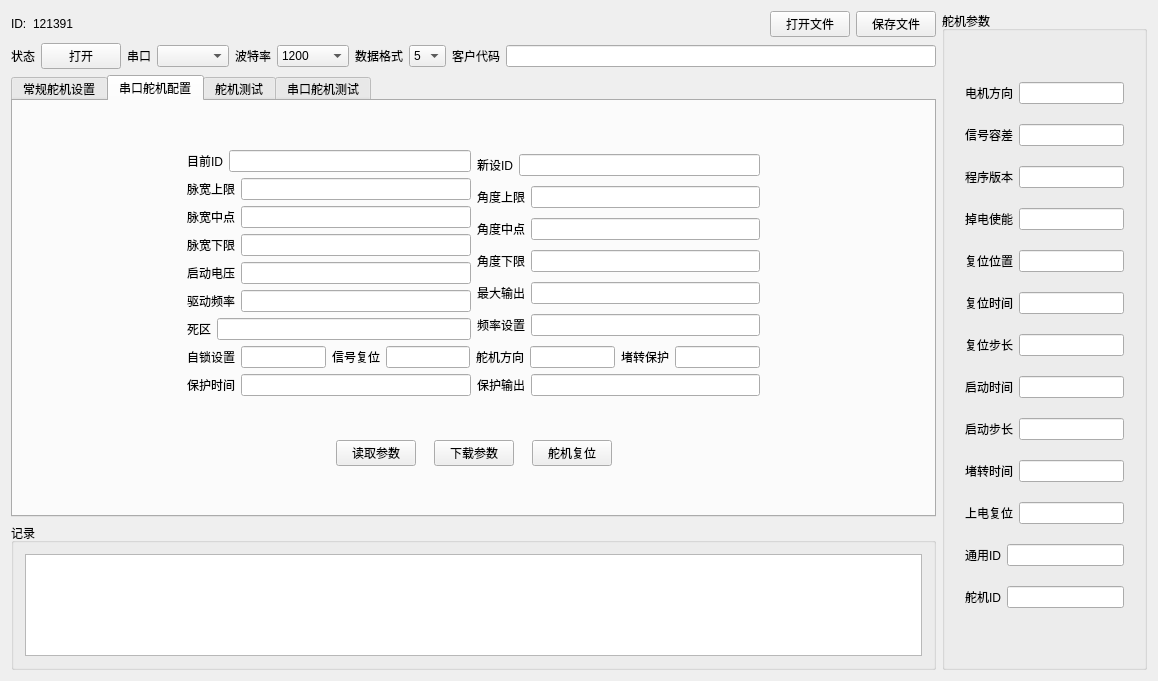
Qt form widget.ui (zhangzhuo520/QtSerail) before a commit.
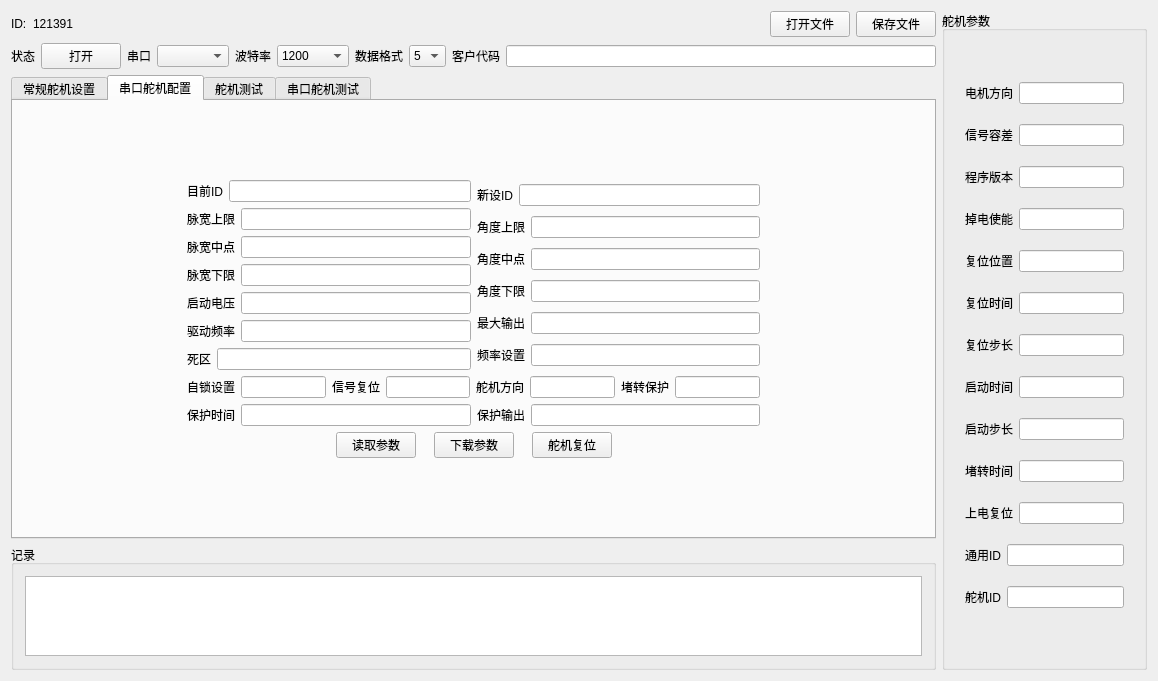
The same form after that commit. The open tabs and pages were chosen to show the change.

Diff of the .ui file:
```diff
--- a/widget.ui
+++ b/widget.ui
@@ -18,7 +18,7 @@
   </property>
   <layout class="QHBoxLayout" name="horizontalLayout_5" stretch="9,2">
    <item>
-    <layout class="QVBoxLayout" name="verticalLayout" stretch="1,1,15,5">
+    <layout class="QVBoxLayout" name="verticalLayout" stretch="1,1,0,5">
      <item>
       <layout class="QHBoxLayout" name="horizontalLayout">
        <item>
@@ -546,6 +546,8 @@
         <attribute name="title">
          <string>串口舵机配置</string>
         </attribute>
+        <layout class="QVBoxLayout" name="verticalLayout_21">
+         <item>
         <layout class="QVBoxLayout" name="verticalLayout_16" stretch="10,2">
          <item>
           <layout class="QHBoxLayout" name="horizontalLayout_39" stretch="2,7,2">
@@ -569,7 +571,7 @@
                <item>
                 <layout class="QVBoxLayout" name="verticalLayout_8">
                  <item>
-                  <layout class="QHBoxLayout" name="horizontalLayout_70">
+                    <layout class="QHBoxLayout" name="horizontalLayout_69">
                    <item>
                     <widget class="QLabel" name="label_69">
                      <property name="text">
@@ -583,86 +585,86 @@
                   </layout>
                  </item>
                  <item>
-                  <layout class="QHBoxLayout" name="horizontalLayout_51">
-                   <item>
-                    <widget class="QLabel" name="label_52">
-                     <property name="text">
-                      <string>脉宽上限</string>
-                     </property>
-                    </widget>
-                   </item>
-                   <item>
-                    <widget class="QLineEdit" name="lineEdit_23"/>
-                   </item>
-                  </layout>
-                 </item>
-                 <item>
-                  <layout class="QHBoxLayout" name="horizontalLayout_52">
+                    <layout class="QHBoxLayout" name="horizontalLayout_50">
                    <item>
                     <widget class="QLabel" name="label_53">
                      <property name="text">
-                      <string>脉宽中点</string>
+                        <string>脉宽上限</string>
                      </property>
                     </widget>
                    </item>
                    <item>
-                    <widget class="QLineEdit" name="lineEdit_24"/>
+                      <widget class="QLineEdit" name="pwTopEditS"/>
                    </item>
                   </layout>
                  </item>
                  <item>
-                  <layout class="QHBoxLayout" name="horizontalLayout_53">
+                    <layout class="QHBoxLayout" name="horizontalLayout_51">
                    <item>
                     <widget class="QLabel" name="label_54">
                      <property name="text">
-                      <string>脉宽下限</string>
+                        <string>脉宽中点</string>
                      </property>
                     </widget>
                    </item>
                    <item>
-                    <widget class="QLineEdit" name="lineEdit_25"/>
+                      <widget class="QLineEdit" name="pwMidEditS"/>
                    </item>
                   </layout>
                  </item>
                  <item>
-                  <layout class="QHBoxLayout" name="horizontalLayout_54">
+                    <layout class="QHBoxLayout" name="horizontalLayout_52">
                    <item>
                     <widget class="QLabel" name="label_55">
                      <property name="text">
-                      <string>启动电压</string>
+                        <string>脉宽下限</string>
                      </property>
                     </widget>
                    </item>
                    <item>
-                    <widget class="QLineEdit" name="lineEdit_26"/>
+                      <widget class="QLineEdit" name="pwBottomEditS"/>
                    </item>
                   </layout>
                  </item>
                  <item>
-                  <layout class="QHBoxLayout" name="horizontalLayout_55">
+                    <layout class="QHBoxLayout" name="horizontalLayout_53">
                    <item>
                     <widget class="QLabel" name="label_56">
                      <property name="text">
-                      <string>驱动频率</string>
+                        <string>启动电压</string>
                      </property>
                     </widget>
                    </item>
                    <item>
-                    <widget class="QLineEdit" name="lineEdit_27"/>
+                      <widget class="QLineEdit" name="startVEditS"/>
                    </item>
                   </layout>
                  </item>
                  <item>
-                  <layout class="QHBoxLayout" name="horizontalLayout_56">
+                    <layout class="QHBoxLayout" name="horizontalLayout_54">
                    <item>
                     <widget class="QLabel" name="label_57">
                      <property name="text">
+                        <string>驱动频率</string>
+                       </property>
+                      </widget>
+                     </item>
+                     <item>
+                      <widget class="QLineEdit" name="driveFreqEditS"/>
+                     </item>
+                    </layout>
+                   </item>
+                   <item>
+                    <layout class="QHBoxLayout" name="horizontalLayout_55">
+                     <item>
+                      <widget class="QLabel" name="label_58">
+                       <property name="text">
                       <string>死区</string>
                      </property>
                     </widget>
                    </item>
                    <item>
-                    <widget class="QLineEdit" name="lineEdit_28"/>
+                      <widget class="QLineEdit" name="dieAreaEditS"/>
                    </item>
                   </layout>
                  </item>
@@ -671,7 +673,7 @@
                <item>
                 <layout class="QVBoxLayout" name="verticalLayout_9">
                  <item>
-                  <layout class="QHBoxLayout" name="horizontalLayout_71">
+                    <layout class="QHBoxLayout" name="horizontalLayout_70">
                    <item>
                     <widget class="QLabel" name="label_70">
                      <property name="text">
@@ -685,87 +687,39 @@
                   </layout>
                  </item>
                  <item>
-                  <layout class="QHBoxLayout" name="horizontalLayout_62">
+                    <layout class="QHBoxLayout" name="horizontalLayout_56">
                    <item>
-                    <widget class="QLabel" name="label_62">
+                      <widget class="QLabel" name="label_59">
                      <property name="text">
                       <string>角度上限</string>
                      </property>
                     </widget>
                    </item>
                    <item>
-                    <widget class="QLineEdit" name="lineEdit_46"/>
-                   </item>
-                  </layout>
-                 </item>
-                 <item>
-                  <layout class="QHBoxLayout" name="horizontalLayout_63">
-                   <item>
-                    <widget class="QLabel" name="label_63">
-                     <property name="text">
-                      <string>角度中点</string>
-                     </property>
-                    </widget>
-                   </item>
-                   <item>
-                    <widget class="QLineEdit" name="lineEdit_47"/>
-                   </item>
-                  </layout>
-                 </item>
-                 <item>
-                  <layout class="QHBoxLayout" name="horizontalLayout_64">
-                   <item>
-                    <widget class="QLabel" name="label_64">
-                     <property name="text">
-                      <string>角度下限</string>
-                     </property>
-                    </widget>
-                   </item>
-                   <item>
-                    <widget class="QLineEdit" name="lineEdit_48"/>
-                   </item>
-                  </layout>
-                 </item>
-                 <item>
-                  <layout class="QHBoxLayout" name="horizontalLayout_65">
-                   <item>
-                    <widget class="QLabel" name="label_65">
-                     <property name="text">
-                      <string>最大输出</string>
-                     </property>
-                    </widget>
-                   </item>
-                   <item>
-                    <widget class="QLineEdit" name="lineEdit_49"/>
-                   </item>
-                  </layout>
-                 </item>
-                 <item>
-                  <layout class="QHBoxLayout" name="horizontalLayout_66">
-                   <item>
-                    <widget class="QLabel" name="label_66">
-                     <property name="text">
-                      <string>频率设置</string>
-                     </property>
-                    </widget>
-                   </item>
-                   <item>
-                    <widget class="QLineEdit" name="lineEdit_50"/>
-                   </item>
-                  </layout>
-                 </item>
-                </layout>
+                      <widget class="QLineEdit" name="angleTopEditS"/>
                </item>
               </layout>
              </item>
              <item>
               <layout class="QHBoxLayout" name="horizontalLayout_57">
                <item>
+                      <widget class="QLabel" name="label_60">
+                       <property name="text">
+                        <string>角度中点</string>
+                       </property>
+                      </widget>
+                     </item>
+                     <item>
+                      <widget class="QLineEdit" name="angleMidEditS"/>
+                     </item>
+                    </layout>
+                   </item>
+                   <item>
                 <layout class="QHBoxLayout" name="horizontalLayout_58">
                  <item>
-                  <widget class="QLabel" name="label_58">
+                      <widget class="QLabel" name="label_61">
                    <property name="text">
-                    <string>自锁设置</string>
+                        <string>角度下限</string>
                    </property>
                   </widget>
                  </item>
@@ -777,9 +731,9 @@
                <item>
                 <layout class="QHBoxLayout" name="horizontalLayout_59">
                  <item>
-                  <widget class="QLabel" name="label_59">
+                      <widget class="QLabel" name="label_62">
                    <property name="text">
-                    <string>信号复位</string>
+                        <string>最大输出</string>
                    </property>
                   </widget>
                  </item>
@@ -791,120 +745,114 @@
                <item>
                 <layout class="QHBoxLayout" name="horizontalLayout_60">
                  <item>
-                  <widget class="QLabel" name="label_60">
+                      <widget class="QLabel" name="label_63">
                    <property name="text">
-                    <string>舵机方向</string>
+                        <string>频率设置</string>
                    </property>
                   </widget>
                  </item>
                  <item>
-                  <widget class="QLineEdit" name="lineEdit_44"/>
+                      <widget class="QLineEdit" name="freqSetEditS"/>
+                     </item>
+                    </layout>
+                   </item>
+                  </layout>
                  </item>
                 </layout>
                </item>
                <item>
                 <layout class="QHBoxLayout" name="horizontalLayout_61">
                  <item>
-                  <widget class="QLabel" name="label_61">
+                  <layout class="QHBoxLayout" name="horizontalLayout_62">
+                   <item>
+                    <widget class="QLabel" name="label_64">
                    <property name="text">
-                    <string>堵转保护</string>
+                      <string>自锁设置</string>
                    </property>
                   </widget>
                  </item>
                  <item>
-                  <widget class="QLineEdit" name="lineEdit_45"/>
+                    <widget class="QLineEdit" name="selflockSetEditS"/>
                  </item>
                 </layout>
                </item>
+                 <item>
+                  <layout class="QHBoxLayout" name="horizontalLayout_63">
+                   <item>
+                    <widget class="QLabel" name="label_65">
+                     <property name="text">
+                      <string>信号复位</string>
+                     </property>
+                    </widget>
+                   </item>
+                   <item>
+                    <widget class="QLineEdit" name="signalResetEditS"/>
+                   </item>
               </layout>
              </item>
              <item>
-              <layout class="QHBoxLayout" name="horizontalLayout_67">
+                  <layout class="QHBoxLayout" name="horizontalLayout_64">
                <item>
-                <layout class="QHBoxLayout" name="horizontalLayout_68">
+                    <widget class="QLabel" name="label_66">
+                     <property name="text">
+                      <string>舵机方向</string>
+                     </property>
+                    </widget>
+                   </item>
+                   <item>
+                    <widget class="QLineEdit" name="servoDirEditS"/>
+                   </item>
+                  </layout>
+                 </item>
+                 <item>
+                  <layout class="QHBoxLayout" name="horizontalLayout_65">
                  <item>
                   <widget class="QLabel" name="label_67">
                    <property name="text">
-                    <string>保护时间</string>
+                      <string>堵转保护</string>
                    </property>
                   </widget>
                  </item>
                  <item>
-                  <widget class="QLineEdit" name="lineEdit_51"/>
+                    <widget class="QLineEdit" name="stallingGuardEditS"/>
                  </item>
                 </layout>
                </item>
+                </layout>
+               </item>
                <item>
-                <layout class="QHBoxLayout" name="horizontalLayout_69">
+                <layout class="QHBoxLayout" name="horizontalLayout_66">
+                 <item>
+                  <layout class="QHBoxLayout" name="horizontalLayout_67">
                  <item>
                   <widget class="QLabel" name="label_68">
                    <property name="text">
+                      <string>保护时间</string>
+                     </property>
+                    </widget>
+                   </item>
+                   <item>
+                    <widget class="QLineEdit" name="GuardTimeEditS"/>
+                   </item>
+                  </layout>
+                 </item>
+                 <item>
+                  <layout class="QHBoxLayout" name="horizontalLayout_68">
+                   <item>
+                    <widget class="QLabel" name="label_71">
+                     <property name="text">
                     <string>保护输出</string>
                    </property>
                   </widget>
                  </item>
                  <item>
-                  <widget class="QLineEdit" name="lineEdit_52"/>
+                    <widget class="QLineEdit" name="GuardOutputEditS"/>
                  </item>
                 </layout>
                </item>
               </layout>
              </item>
             </layout>
-           </item>
-           <item>
-            <spacer name="horizontalSpacer_12">
-             <property name="orientation">
-              <enum>Qt::Horizontal</enum>
-             </property>
-             <property name="sizeHint" stdset="0">
-              <size>
-               <width>40</width>
-               <height>20</height>
-              </size>
-             </property>
-            </spacer>
-           </item>
-          </layout>
-         </item>
-         <item>
-          <layout class="QHBoxLayout" name="horizontalLayout_50">
-           <property name="spacing">
-            <number>18</number>
-           </property>
-           <item>
-            <spacer name="horizontalSpacer_8">
-             <property name="orientation">
-              <enum>Qt::Horizontal</enum>
-             </property>
-             <property name="sizeHint" stdset="0">
-              <size>
-               <width>40</width>
-               <height>20</height>
-              </size>
-             </property>
-            </spacer>
-           </item>
-           <item>
-            <widget class="QPushButton" name="pushButton_4">
-             <property name="text">
-              <string>读取参数</string>
-             </property>
-            </widget>
-           </item>
-           <item>
-            <widget class="QPushButton" name="pushButton_5">
-             <property name="text">
-              <string>下载参数</string>
-             </property>
-            </widget>
-           </item>
-           <item>
-            <widget class="QPushButton" name="pushButton_6">
-             <property name="text">
-              <string>舵机复位</string>
-             </property>
-            </widget>
            </item>
            <item>
             <spacer name="horizontalSpacer_9">
@@ -921,6 +869,62 @@
            </item>
           </layout>
          </item>
+           <item>
+            <layout class="QHBoxLayout" name="horizontalLayout_71">
+             <property name="spacing">
+              <number>18</number>
+             </property>
+             <item>
+              <spacer name="horizontalSpacer_14">
+               <property name="orientation">
+                <enum>Qt::Horizontal</enum>
+               </property>
+               <property name="sizeHint" stdset="0">
+                <size>
+                 <width>40</width>
+                 <height>20</height>
+                </size>
+               </property>
+              </spacer>
+             </item>
+             <item>
+              <widget class="QPushButton" name="btn_read_configuS">
+               <property name="text">
+                <string>读取参数</string>
+               </property>
+              </widget>
+             </item>
+             <item>
+              <widget class="QPushButton" name="btn_load_configuS">
+               <property name="text">
+                <string>下载参数</string>
+               </property>
+              </widget>
+             </item>
+             <item>
+              <widget class="QPushButton" name="btn_servo_resetuS">
+               <property name="text">
+                <string>舵机复位</string>
+               </property>
+              </widget>
+             </item>
+             <item>
+              <spacer name="horizontalSpacer_15">
+               <property name="orientation">
+                <enum>Qt::Horizontal</enum>
+               </property>
+               <property name="sizeHint" stdset="0">
+                <size>
+                 <width>40</width>
+                 <height>20</height>
+                </size>
+               </property>
+              </spacer>
+             </item>
+            </layout>
+           </item>
+          </layout>
+         </item>
         </layout>
        </widget>
        <widget class="QWidget" name="tab_2">
```
Left out of the diff: 66 changed lines with no effect on the pictures. Lines whose indentation alone changed are shown as unchanged.
